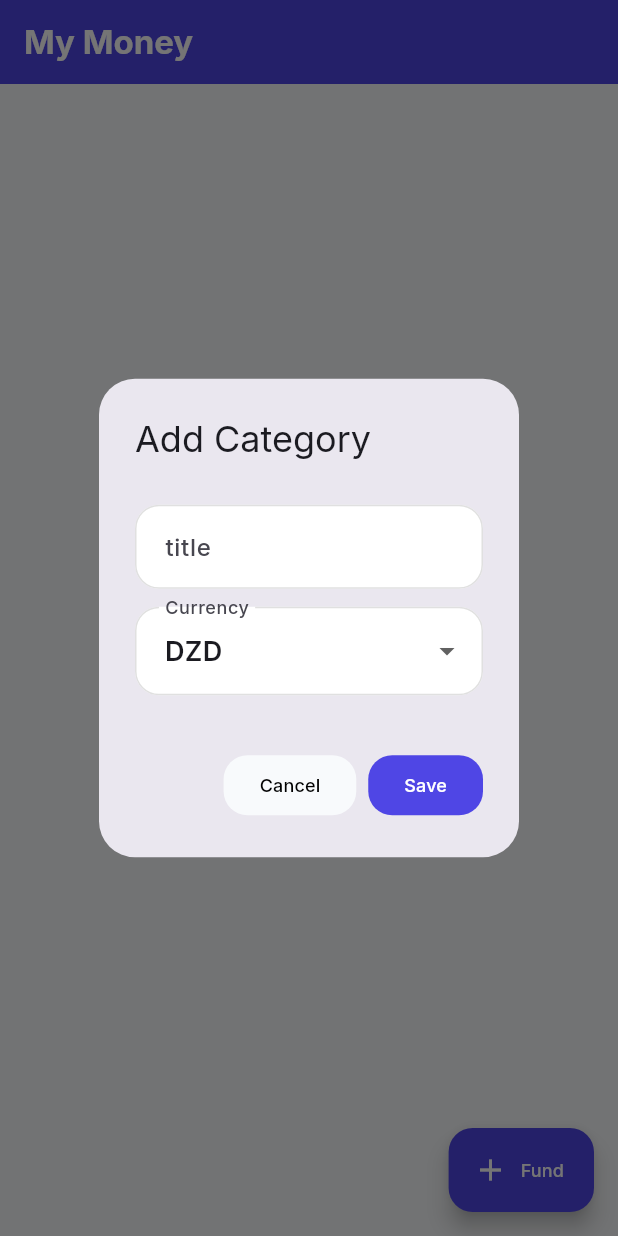
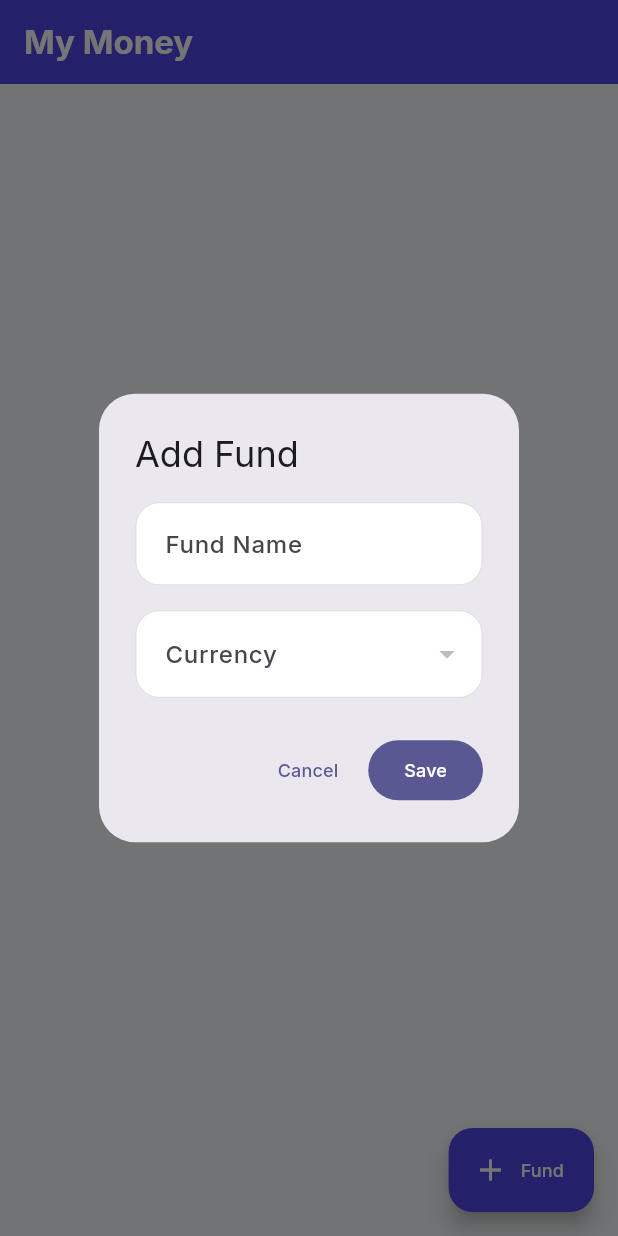
Before and after one commit to Codavina/myMoney, a Flutter app: the screen it shows after launch, after a tap on "Fund", on a phone screen of 412 x 824 dp. Run offline on Flutter 3.47's test engine with Material 3 defaults, Android fonts, the phone set to English and light mode, and no system bars; our stand-ins replace device_preview, flutter_bloc, flutter_svg, sqflite, sqflite_common_ffi; missing offline and left inert: svg_flutter; accounts and stored records are empty.

Commit message:
create fund page and make some ui

```diff
--- a/lib/core/models/fund_model.dart
+++ b/lib/core/models/fund_model.dart
@@ -9,9 +9,9 @@ class FundModel {
   const FundModel({
     this.fundId,
     required this.title,
-     this.balance=0,
+    this.balance = 0,
     required this.currencyId,
-    required this.isArchived,
+    this.isArchived = false,
     required this.createdAt,
   });
 
--- a/lib/features/fund_screen/found_screen.dart
+++ b/lib/features/fund_screen/fund_screen.dart
@@ -3,13 +3,14 @@ import 'package:flutter_bloc/flutter_bloc.dart';
 import 'package:my_money/core/cubit/fund/fund_cubit.dart';
 import 'package:my_money/core/cubit/fund/fund_state.dart';
 import 'package:my_money/core/models/fund_model.dart';
+import 'package:my_money/features/fund_screen/widgets/fund_body.dart';
 
 import '../../core/constants/app_assets.dart';
 import '../../core/widgets/empty_state.dart';
-import '../home_page/widgets/add_fund_dialog.dart';
+import 'widgets/add_fund_dialog.dart';
 
-class FoundScreen extends StatelessWidget {
-  const FoundScreen({super.key});
+class FundScreen extends StatelessWidget {
+  const FundScreen({super.key});
 
   Future<void> _addFund(BuildContext context) async {
     final FundModel? fund = await showDialog<FundModel>(
@@ -17,6 +18,7 @@ class FoundScreen extends StatelessWidget {
       builder: (_) => const AddFundDialog(),
     );
 
+    if(!context.mounted)return;
     if (fund == null) return;
     context.read<FundCubit>().insert(fund);
   }
@@ -37,12 +39,12 @@ class FoundScreen extends StatelessWidget {
             if (state.funds.isEmpty) {
               return const EmptyState(image: AppAssets.emptyFundImage);
             }
-            return  Text('has data');//FundBody(currencies: state.funds,);
+            return  FundBody(funds: state.funds,);
           }
           if (state is FundError) {
-            return const Text('Error State');
+            return const Text('Fund State: Error');
           }
-          return const Text('Initial state');
+          return const Text('Fund State: Initial state');
         },
       ),
       floatingActionButton: FloatingActionButton.extended(
--- /dev/null
+++ b/lib/features/fund_screen/widgets/add_fund_dialog.dart
@@ -0,0 +1,86 @@
+import 'package:flutter/material.dart';
+import 'package:my_money/core/utils/app_validator.dart';
+import '../../../core/models/currency_model.dart';
+import '../../../core/models/fund_model.dart';
+import '../../funds_details_page/UI/add_transaction_dialog/widgets/custom_text_form_field.dart';
+import 'currency_dropdown_field.dart';
+
+class AddFundDialog extends StatefulWidget {
+  const AddFundDialog({super.key});
+
+  @override
+  State<AddFundDialog> createState() => _AddFundDialogState();
+}
+
+class _AddFundDialogState extends State<AddFundDialog> {
+  final GlobalKey<FormState> _formKey = GlobalKey<FormState>();
+  final TextEditingController _titleController = TextEditingController();
+  CurrencyModel? _selectedCurrency;
+
+  @override
+  void dispose() {
+    _titleController.dispose();
+    super.dispose();
+  }
+
+  // Save the new fund and return it to the caller.
+  void _save() {
+    if (!_formKey.currentState!.validate()) return;
+
+    // Hide the keyboard before closing the dialog.
+    FocusScope.of(context).unfocus();
+
+    Navigator.pop(
+      context,
+      FundModel(
+        title: _titleController.text.trim(),
+        currencyId: _selectedCurrency!.currencyId!,
+        createdAt: DateTime.now(),
+      ),
+    );
+
+  }
+
+  @override
+  Widget build(BuildContext context) {
+    return AlertDialog(
+      title: const Text('Add Fund'),
+
+      content: SingleChildScrollView(
+        child: Form(
+          key: _formKey,
+          child: Column(
+            mainAxisSize: MainAxisSize.min,
+            children: [
+              CustomTextFormField(
+                labelText: 'Fund Name',
+                controller: _titleController,
+                validator: AppValidators.title,
+              ),
+
+              const SizedBox(height: 16),
+
+              CurrencyDropdownField(
+                selectedCurrency: _selectedCurrency,
+                onChanged: (value){
+                  setState(() {
+                    _selectedCurrency = value;
+                  });
+                },
+              ),
+            ],
+          ),
+        ),
+      ),
+
+      actions: [
+        TextButton(
+          onPressed: () => Navigator.pop(context),
+          child: const Text('Cancel'),
+        ),
+
+        FilledButton(onPressed: _save, child: const Text('Save')),
+      ],
+    );
+  }
+}
--- /dev/null
+++ b/lib/features/fund_screen/widgets/currency_dropdown_field.dart
@@ -0,0 +1,73 @@
+import 'package:flutter/material.dart';
+import 'package:flutter_bloc/flutter_bloc.dart';
+import 'package:flutter_svg/svg.dart';
+import '../../../core/cubit/currency/currency_cubit.dart';
+import '../../../core/cubit/currency/currency_state.dart';
+import '../../../core/models/currency_model.dart';
+import '../../currency_screen/currency_info.dart';
+
+class CurrencyDropdownField extends StatelessWidget {
+  const CurrencyDropdownField({
+    super.key,
+    required this.selectedCurrency,
+    required this.onChanged,
+  });
+
+  final CurrencyModel? selectedCurrency;
+  final void Function(CurrencyModel?)? onChanged;
+
+  @override
+  Widget build(BuildContext context) {
+    // Listen to CurrencyCubit and rebuild only the dropdown
+    // whenever the list of currencies changes.
+    return BlocBuilder<CurrencyCubit, CurrencyState>(
+      builder: (context, state) {
+        if (state is CurrencyLoading) {
+          return const Center(child: CircularProgressIndicator());
+        }
+
+        if (state is! CurrencyLoaded) {
+          return const Text('Unable to load currencies.');
+        }
+
+        return DropdownButtonFormField<CurrencyModel>(
+          initialValue: selectedCurrency,
+
+          decoration: const InputDecoration(
+            labelText: 'Currency',
+            border: OutlineInputBorder(),
+          ),
+
+          validator: (value) {
+            if (value == null) {
+              return 'Please select a currency';
+            }
+            return null;
+          },
+
+          onChanged: onChanged,
+
+          items: state.currencies.map((currency) {
+            // Get currency information such as flag and full name.
+            final info =
+                currenciesInfo[currency.currencyCode.toUpperCase()] ??
+                    unknownCurrency;
+
+            return DropdownMenuItem<CurrencyModel>(
+              value: currency,
+              child: Row(
+                children: [
+                  SvgPicture.asset(info.flag, width: 24, height: 24),
+
+                  const SizedBox(width: 10),
+
+                  Text(currency.currencyCode.toUpperCase()),
+                ],
+              ),
+            );
+          }).toList(),
+        );
+      },
+    );
+  }
+}
--- a/lib/features/fund_screen/widgets/fund_body.dart
+++ b/lib/features/fund_screen/widgets/fund_body.dart
@@ -7,8 +7,10 @@ class FundBody extends StatelessWidget {
 
   final List<FundModel> funds;
 
+
   @override
   Widget build(BuildContext context) {
+
     return FundListView(funds: funds);
   }
 }
--- a/lib/features/home_page/UI/home_page.dart
+++ b/lib/features/home_page/UI/home_page.dart
@@ -1,8 +1,6 @@
 import 'package:flutter/material.dart';
-import 'package:my_money/features/fund_screen/widgets/fund_card.dart';
-import '../../funds_details_page/UI/fund_details_page.dart';
 import '../../funds_details_page/data/category_model.dart';
-import '../widgets/add_fund_dialog.dart';
+import '../../fund_screen/widgets/add_fund_dialog.dart';
 
 
 
--- a/lib/features/home_page/widgets/add_fund_dialog.dart
+++ /dev/null
@@ -1,89 +0,0 @@
-import 'package:flutter/material.dart';
-import 'package:my_money/core/utils/app_validator.dart';
-import '../../funds_details_page/UI/add_transaction_dialog/widgets/custom_text_form_field.dart';
-import '../../funds_details_page/data/category_model.dart';
-
-class AddFundDialog extends StatefulWidget {
-  const AddFundDialog({super.key});
-
-  @override
-  State<AddFundDialog> createState() => _AddFundDialogState();
-}
-
-class _AddFundDialogState extends State<AddFundDialog> {
-  final GlobalKey<FormState> _formKey = GlobalKey();
-  final TextEditingController _titleController = TextEditingController();
-
-
-  String selectedCurrency = 'DZD';
-
-  CategoryModel? category;
-
-  @override
-  void dispose() {
-    _titleController.dispose();
-    super.dispose();
-  }
-
-  @override
-  Widget build(BuildContext context) {
-    return AlertDialog(
-      title: const Text('Add Category'),
-      content: SingleChildScrollView(
-        scrollDirection: Axis.vertical,
-        child: Form(
-          key: _formKey,
-          child: Column(
-            children: [
-              const SizedBox(height: 12),
-              CustomTextFormField(labelText: 'title', controller: _titleController
-              ,validator: AppValidators.title,),
-              const SizedBox(height: 12),
-              DropdownButtonFormField<String>(
-                initialValue: selectedCurrency,
-                decoration: const InputDecoration(labelText: 'Currency'),
-                items: const [
-                  DropdownMenuItem(value: 'DZD', child: Text('DZD')),
-                  DropdownMenuItem(value: 'EUR', child: Text('EUR')),
-                  DropdownMenuItem(value: 'USD', child: Text('USD')),
-                  DropdownMenuItem(value: 'TND', child: Text('TND')),
-                ],
-                onChanged: (value) {
-                  setState(() {
-                    selectedCurrency = value!;
-                  });
-                },
-              ),
-              const SizedBox(height: 12),
-            ],
-          ),
-        ),
-      ),
-
-      actions: [
-        ElevatedButton(
-          style: ElevatedButton.styleFrom(
-            backgroundColor: Theme.of(context).scaffoldBackgroundColor,
-          ),
-          onPressed: () {
-            Navigator.pop(context);
-          },
-          child: const Text('Cancel', style: TextStyle(color: Colors.black)),
-        ),
-        ElevatedButton(
-          onPressed: () {
-            if (_formKey.currentState!.validate()) {
-              category = CategoryModel(
-                title: _titleController.text.trim(),
-                currency: selectedCurrency,
-              );
-
-              Navigator.pop(context, category);
-            }
-          },
-          child: const Text('Save'),
-        ),
-      ],
-    );
-  }
-}
--- a/lib/main.dart
+++ b/lib/main.dart
@@ -5,14 +5,14 @@ import 'package:flutter_bloc/flutter_bloc.dart';
 import 'package:my_money/core/cubit/currency/currency_cubit.dart';
 import 'package:my_money/core/cubit/fund/fund_cubit.dart';
 import 'package:my_money/core/cubit/transaction/transaction_cubit.dart';
-import 'package:my_money/features/fund_screen/found_screen.dart';
+import 'package:my_money/features/fund_screen/fund_screen.dart';
 import 'package:sqflite_common_ffi/sqflite_ffi.dart';
 import 'core/database/app_database.dart';
 import 'core/repositories/currency_repository.dart';
 import 'core/repositories/fund_repository.dart';
 import 'core/repositories/transaction_repository.dart';
 import 'core/theme/app_theme.dart';
-import 'features/currency_screen/currency_screen.dart';
+
 
 void main() async {
   WidgetsFlutterBinding.ensureInitialized();
@@ -59,7 +59,7 @@ class MyMoneyApp extends StatelessWidget {
   Widget build(BuildContext context) {
     return MultiBlocProvider(
       providers: [
-        BlocProvider(create: (context) => CurrencyCubit(currencyRepository)),
+        BlocProvider(create: (context) => CurrencyCubit(currencyRepository)..getAll()),
         BlocProvider(create: (context) => FundCubit(fundRepository)..getAll()),
         BlocProvider(
           create: (context) => TransactionCubit(transactionRepository),
@@ -74,7 +74,7 @@ class MyMoneyApp extends StatelessWidget {
         theme: AppTheme.light,
         darkTheme: AppTheme.dark,
         themeMode: ThemeMode.system,
-        home: const FoundScreen(),
+        home: const FundScreen(),
       ),
     );
   }
```
Also changed, not shown: lib/core/constants/app_colors.dart (+10 -0 lines), lib/features/fund_screen/widgets/fund_card.dart (+13 -5 lines), lib/features/fund_screen/widgets/fund_list_view.dart (+36 -12 lines).
